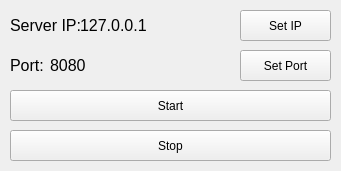
Before: the Qt Designer form FUP-GUI/fupServer.ui in Openerz/FUP-Project, drawn with Qt 5.
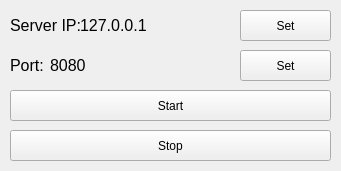
After: the same form once the commit is applied.

Patch:
```diff
--- a/FUP-GUI/fupServer.ui
+++ b/FUP-GUI/fupServer.ui
@@ -42,7 +42,7 @@
      </rect>
     </property>
     <property name="text">
-     <string>Set IP</string>
+     <string>Set</string>
     </property>
    </widget>
    <widget class="QPushButton" name="pushButtonStart">
@@ -117,7 +117,7 @@
      </rect>
     </property>
     <property name="text">
-     <string>Set Port</string>
+     <string>Set</string>
     </property>
    </widget>
    <widget class="QLabel" name="label_serverPort">
```
Left out of the diff: 16 changed lines with no effect on the pictures.
